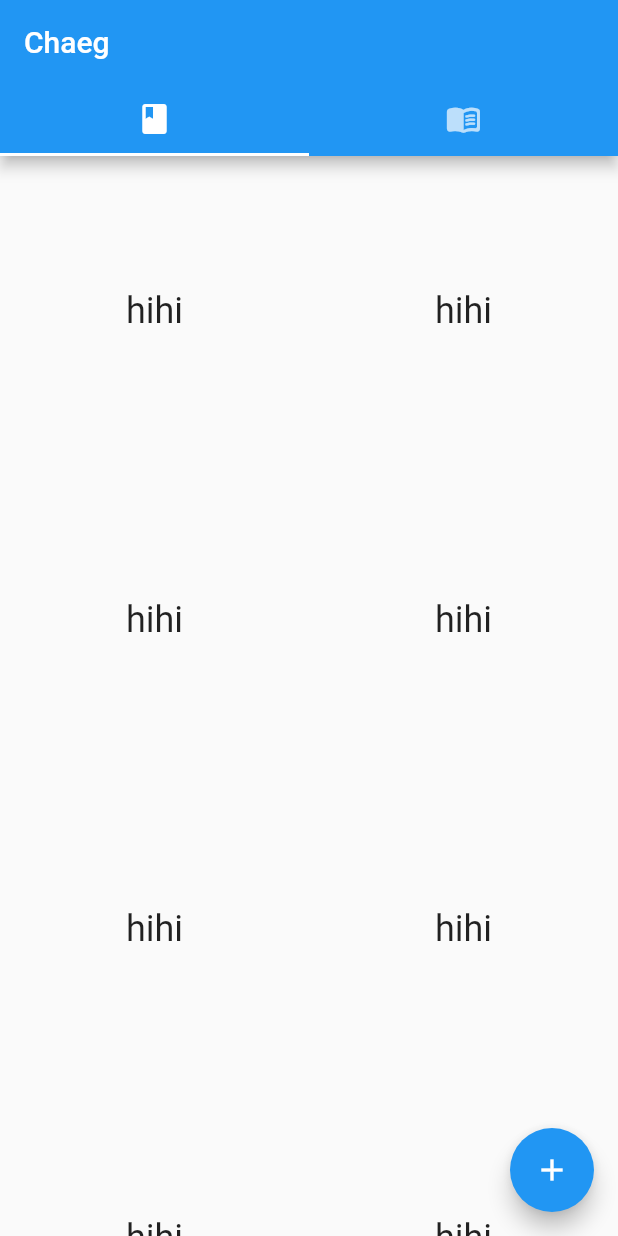
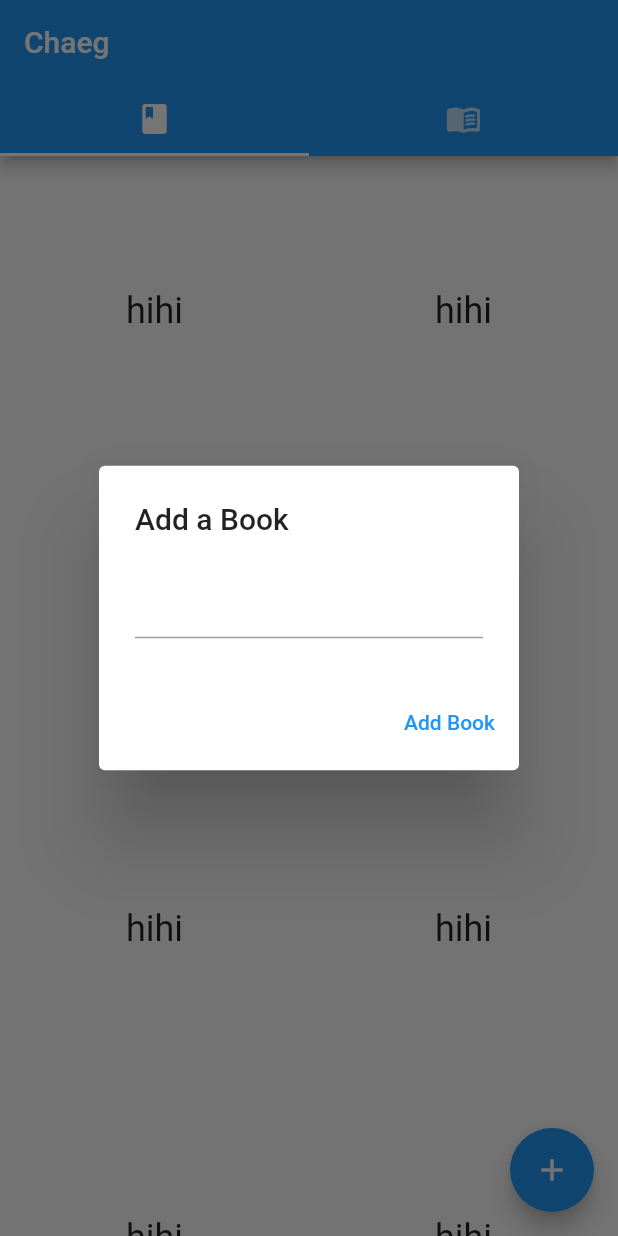
Before and after one commit to BenjaminCDP/Chaeg, a Flutter app: the screen it shows after launch, after a tap on the "add" icon, on a phone screen of 412 x 824 dp. Run offline on Flutter 3.47's test engine with Material 2 defaults, Android fonts, the phone set to English and light mode, and no system bars; our stand-ins replace cloud_firestore, firebase_core; accounts and stored records are empty.

Commit message:
Added AlertDialog to Add a Book to Firestore

```diff
--- /dev/null
+++ b/chaeg/lib/src/services/add_book.dart
@@ -0,0 +1,35 @@
+import 'package:chaeg/src/models/book.dart';
+import 'package:flutter/material.dart';
+
+// Import the firebase_core and cloud_firestore plugin
+import 'package:cloud_firestore/cloud_firestore.dart';
+
+class AddBook extends StatelessWidget {
+  final Book book;
+
+  const AddBook({super.key, required this.book});
+
+  @override
+  Widget build(BuildContext context) {
+    // Create a CollectionReference called users that references the firestore collection
+    CollectionReference books = FirebaseFirestore.instance.collection('books');
+
+    Future<void> addBook() {
+      // Call the user's CollectionReference to add a new user
+      return books
+          .add({'name': book.name})
+          .then((value) => print("Book Added"))
+          .catchError((error) => print("Failed to add book: $error"));
+    }
+
+    return TextButton(
+      onPressed: () {
+        addBook();
+        Navigator.pop(context);
+      },
+      child: const Text(
+        "Add Book",
+      ),
+    );
+  }
+}
--- /dev/null
+++ b/chaeg/lib/src/ui/add_book_dialog.dart
@@ -0,0 +1,37 @@
+import 'package:chaeg/src/services/add_book.dart';
+import 'package:flutter/material.dart';
+
+import '../models/book.dart';
+
+class AddBookDialog extends StatefulWidget {
+  @override
+  _AddBookDialogState createState() => _AddBookDialogState();
+
+  // The callback function with data you want to return -------|
+  final Function(String value) onConfirm; // <------------|
+
+  const AddBookDialog({
+    Key? key,
+    required this.onConfirm,
+  }) : super(key: key);
+}
+
+class _AddBookDialogState extends State<AddBookDialog> {
+  Book book = Book(name: "");
+
+  @override
+  Widget build(BuildContext context) {
+    return AlertDialog(
+        title: const Text('Add a Book'),
+        content: TextField(
+          onChanged: (val) {
+            setState(() {
+              book.setName(val);
+            });
+          },
+        ),
+        actions: <Widget>[
+          AddBook(book: book)
+        ]);
+  }
+}
--- a/chaeg/lib/src/wishlist/whishlist.dart
+++ b/chaeg/lib/src/wishlist/whishlist.dart
@@ -1,8 +1,8 @@
+import 'package:chaeg/src/ui/add_book_dialog.dart';
 import 'package:flutter/material.dart';
 
 class Whishlist extends StatelessWidget {
   const Whishlist({super.key});
-
 
   @override
   Widget build(BuildContext context) {
@@ -21,7 +21,11 @@ class Whishlist extends StatelessWidget {
             })),
         floatingActionButton: FloatingActionButton(
           onPressed: () {
-            // Add your onPressed code here!
+            showDialog<String>(
+                context: context,
+                builder: (context) => AddBookDialog(onConfirm: (String value) {
+                      print(value);
+                    }));
           },
           backgroundColor: Colors.blue,
           child: const Icon(Icons.add),
```
Also changed, not shown: chaeg/lib/src/bookpile/bookpile.dart (+4 -3 lines), chaeg/lib/src/models/book.dart (+8 -10 lines), chaeg/lib/src/services/get_books.dart (added, +40 -0 lines), chaeg/lib/tab/tab_bar_view.dart (deleted), chaeg/lib/tab_controller/tab_bar_view.dart (deleted).
